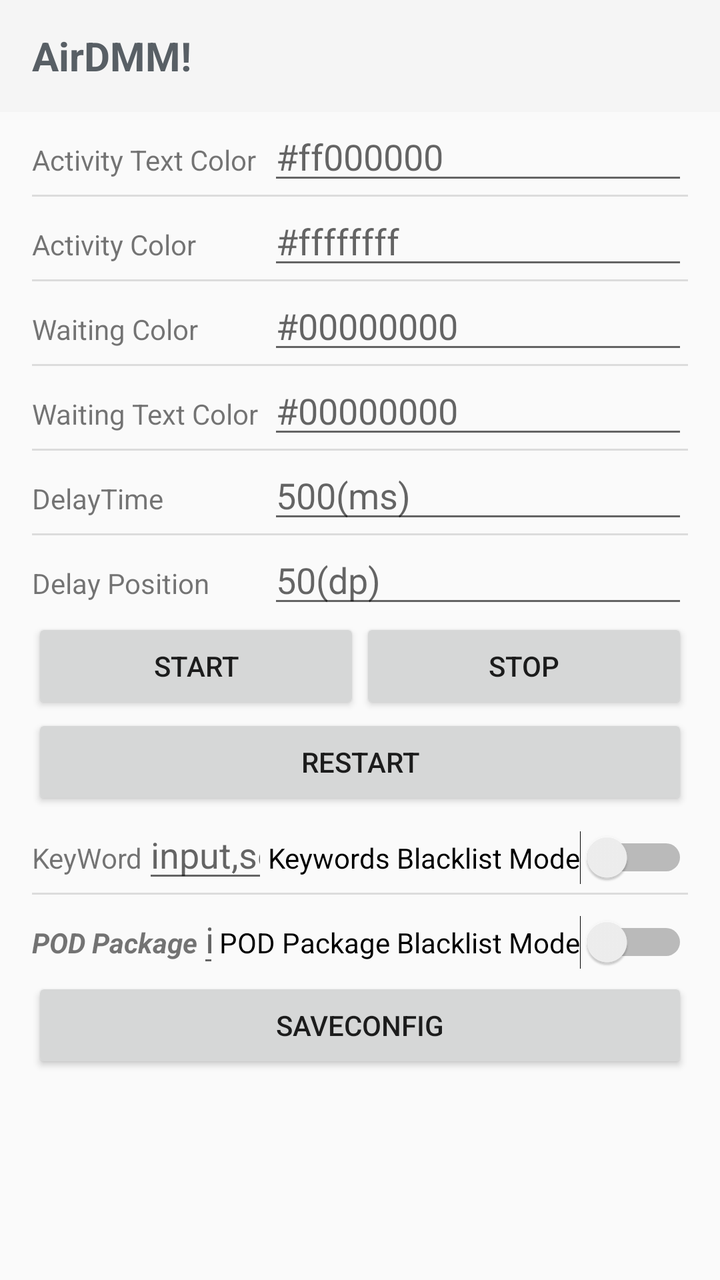
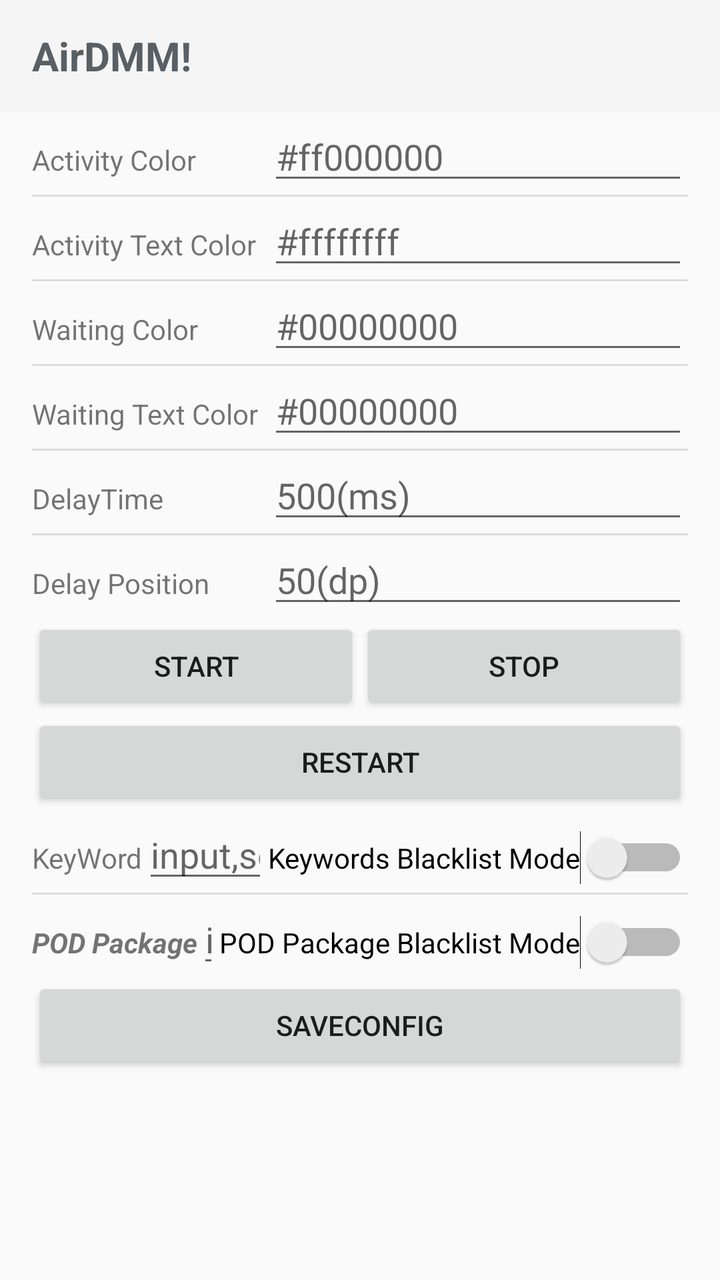

An Android layout rendered at two revisions. The XML below is the earlier revision; the diff shows what the commit changed to produce the second picture.
<!-- AndroidManifest.xml: application theme Theme.AppCompat.DayNight.NoActionBar -->
<!-- res/layout/setting.xml -->
<?xml version="1.0" encoding="utf-8"?>
<androidx.constraintlayout.widget.ConstraintLayout xmlns:android="http://schemas.android.com/apk/res/android"
    xmlns:app="http://schemas.android.com/apk/res-auto"
    xmlns:tools="http://schemas.android.com/tools"
    android:layout_width="match_parent"
    android:layout_height="match_parent">

    <LinearLayout
        android:id="@+id/linearLayout"
        android:layout_width="match_parent"
        android:layout_height="wrap_content"
        android:layout_marginStart="16dp"
        android:layout_marginEnd="16dp"
        android:orientation="vertical"
        app:layout_constraintEnd_toEndOf="parent"
        app:layout_constraintStart_toStartOf="parent"
        app:layout_constraintTop_toBottomOf="@id/tb">

        <LinearLayout
            android:layout_width="match_parent"
            android:layout_height="wrap_content"
            android:orientation="vertical">

            <LinearLayout
                android:layout_width="match_parent"
                android:layout_height="wrap_content"
                android:orientation="horizontal">

                <TextView
                    android:layout_width="match_parent"
                    android:layout_height="wrap_content"
                    android:layout_weight="1"
                    android:text="@string/ActivityTextColor" />

                <EditText
                    android:id="@+id/Et_ActiveColor"
                    android:layout_width="wrap_content"
                    android:layout_height="wrap_content"
                    android:layout_weight="0"
                    android:ems="10"
                    android:hint="#ff000000"
                    android:inputType="text" />

            </LinearLayout>

            <View
                android:id="@+id/divider"
                android:layout_width="match_parent"
                android:layout_height="1dp"
                android:background="?android:attr/listDivider" />

            <LinearLayout
                android:layout_width="match_parent"
                android:layout_height="wrap_content"
                android:orientation="horizontal">

                <TextView
                    android:layout_width="match_parent"
                    android:layout_height="wrap_content"
                    android:layout_weight="1"
                    android:text="@string/ActivityColor" />

                <EditText
                    android:id="@+id/Et_ActiveTextColor"
                    android:layout_width="wrap_content"
                    android:layout_height="wrap_content"
                    android:layout_weight="0"
                    android:ems="10"
                    android:hint="#ffffffff"
                    android:inputType="text" />

            </LinearLayout>

            <View
                android:id="@+id/divider5"
                android:layout_width="match_parent"
                android:layout_height="1dp"
                android:layout_weight="1"
                android:background="?android:attr/listDivider" />

            <LinearLayout
                android:layout_width="match_parent"
                android:layout_height="wrap_content"
                android:orientation="horizontal">

                <TextView
                    android:layout_width="match_parent"
                    android:layout_height="wrap_content"
                    android:layout_weight="1"
                    android:text="@string/WaitingColor" />

                <EditText
                    android:id="@+id/Et_WaitingColor"
                    android:layout_width="wrap_content"
                    android:layout_height="wrap_content"
                    android:layout_weight="0"
                    android:ems="10"
                    android:hint="#00000000"
                    android:inputType="text"
                    android:text="" />

            </LinearLayout>

            <View
                android:id="@+id/divider4"
                android:layout_width="match_parent"
                android:layout_height="1dp"
                android:layout_weight="1"
                android:background="?android:attr/listDivider" />

            <LinearLayout
                android:layout_width="match_parent"
                android:layout_height="wrap_content"
                android:orientation="horizontal">

                <TextView
                    android:layout_width="match_parent"
                    android:layout_height="wrap_content"
                    android:layout_weight="1"
                    android:text="@string/WaitingTextColor" />

                <EditText
                    android:id="@+id/Et_WaitingTextColor"
                    android:layout_width="wrap_content"
                    android:layout_height="wrap_content"
                    android:layout_weight="0"
                    android:ems="10"
                    android:hint="#00000000"
                    android:inputType="text"
                    android:text="" />

            </LinearLayout>

            <View
                android:id="@+id/divider3"
                android:layout_width="match_parent"
                android:layout_height="1dp"
                android:layout_weight="1"
                android:background="?android:attr/listDivider" />

            <LinearLayout
                android:layout_width="match_parent"
                android:layout_height="wrap_content"
                android:layout_weight="1"
                android:orientation="horizontal">

                <TextView
                    android:layout_width="match_parent"
                    android:layout_height="wrap_content"
                    android:layout_weight="1"
                    android:text="@string/DelayTime" />

                <EditText
                    android:id="@+id/Et_DelayTime"
                    android:layout_width="wrap_content"
                    android:layout_height="wrap_content"
                    android:layout_weight="0"
                    android:ems="10"
                    android:hint="500(ms)"
                    android:inputType="text"
                    android:text="" />

            </LinearLayout>

            <View
                android:id="@+id/divider7"
                android:layout_width="match_parent"
                android:layout_height="1dp"
                android:layout_weight="1"
                android:background="?android:attr/listDivider" />

            <LinearLayout
                android:layout_width="match_parent"
                android:layout_height="match_parent"
                android:layout_weight="1"
                android:orientation="horizontal">

                <TextView
                    android:id="@+id/textView"
                    android:layout_width="wrap_content"
                    android:layout_height="wrap_content"
                    android:layout_weight="1"
                    android:text="@string/DelayPosition" />

                <EditText
                    android:id="@+id/Et_DelayPostion"
                    android:layout_width="wrap_content"
                    android:layout_height="wrap_content"
                    android:layout_weight="0"
                    android:ems="10"
                    android:hint="50(dp)"
                    android:inputType="text" />
            </LinearLayout>
        </LinearLayout>

        <LinearLayout
            android:layout_width="match_parent"
            android:layout_height="wrap_content"
            android:orientation="vertical">

            <LinearLayout
                android:layout_width="match_parent"
                android:layout_height="wrap_content"
                android:orientation="horizontal">

                <Button
                    android:id="@+id/Btn_Start"
                    android:layout_width="wrap_content"
                    android:layout_height="wrap_content"
                    android:layout_weight="1"
                    android:text="@string/Start" />

                <Button
                    android:id="@+id/Btn_Stop"
                    android:layout_width="wrap_content"
                    android:layout_height="wrap_content"
                    android:layout_weight="1"
                    android:text="@string/Stop" />
            </LinearLayout>

            <Button
                android:id="@+id/Btn_Restart"
                android:layout_width="match_parent"
                android:layout_height="wrap_content"
                android:text="@string/Restart" />
        </LinearLayout>

        <LinearLayout
            android:layout_width="match_parent"
            android:layout_height="wrap_content"
            android:orientation="vertical">

            <LinearLayout
                android:layout_width="match_parent"
                android:layout_height="wrap_content"
                android:orientation="horizontal">

                <TextView
                    android:layout_width="wrap_content"
                    android:layout_height="wrap_content"
                    android:layout_weight="0"
                    android:text="@string/KeyWord" />

                <EditText
                    android:id="@+id/Et_KeyWords"
                    android:layout_width="wrap_content"
                    android:layout_height="wrap_content"
                    android:layout_weight="1"
                    android:ems="10"
                    android:hint="input,some,keyword"
                    android:inputType="text"
                    android:text="" />

                <Switch
                    android:id="@+id/Swc_KeywordsBlacklistMode"
                    android:layout_width="wrap_content"
                    android:layout_height="wrap_content"
                    android:layout_weight="0"
                    android:text="@string/KwBM"
                    android:textOff="@string/KwBM"
                    android:textOn="@string/KwBM" />

            </LinearLayout>

            <View
                android:id="@+id/divider6"
                android:layout_width="match_parent"
                android:layout_height="1dp"
                android:layout_weight="0"
                android:background="?android:attr/listDivider" />

            <LinearLayout
                android:layout_width="match_parent"
                android:layout_height="wrap_content"
                android:orientation="horizontal">

                <TextView
                    android:id="@+id/Tv_PodPackage"
                    android:layout_width="wrap_content"
                    android:layout_height="wrap_content"
                    android:layout_weight="0"
                    android:text="@string/PodPackage"
                    android:textStyle="bold|italic" />

                <EditText
                    android:id="@+id/Et_PodPackage"
                    android:layout_width="wrap_content"
                    android:layout_height="wrap_content"
                    android:layout_weight="1"
                    android:ems="10"
                    android:hint="input,some,package,name"
                    android:inputType="text"
                    android:text="" />

                <Switch
                    android:id="@+id/Swc_PodBlacklistMode"
                    android:layout_width="wrap_content"
                    android:layout_height="wrap_content"
                    android:layout_weight="0"
                    android:text="@string/PodBM"
                    android:textOff="@string/PodBM"
                    android:textOn="@string/PodWM" />
            </LinearLayout>
        </LinearLayout>

        <LinearLayout
            android:layout_width="match_parent"
            android:layout_height="wrap_content"
            android:orientation="horizontal">

            <Button
                android:id="@+id/Btn_SaveConfig"
                android:layout_width="wrap_content"
                android:layout_height="wrap_content"
                android:layout_weight="1"
                android:text="@string/SaveConfig" />
        </LinearLayout>

    </LinearLayout>

    <androidx.appcompat.widget.Toolbar
        android:id="@+id/tb"
        android:layout_width="match_parent"
        android:layout_height="wrap_content"
        android:layout_marginBottom="8dp"
        android:background="?attr/colorPrimary"
        android:minHeight="?attr/actionBarSize"
        android:theme="?attr/actionBarTheme"
        app:layout_constraintBottom_toTopOf="@+id/linearLayout"
        app:layout_constraintTop_toTopOf="parent"
        tools:layout_editor_absoluteX="1dp">

        <TextView
            android:layout_width="wrap_content"
            android:layout_height="wrap_content"
            android:text="@string/app_name"
            android:textColor="@color/material_dynamic_neutral_variant40"
            android:textSize="20sp"
            android:textStyle="bold"
            tools:layout_editor_absoluteX="16dp"
            tools:layout_editor_absoluteY="18dp" />
    </androidx.appcompat.widget.Toolbar>

</androidx.constraintlayout.widget.ConstraintLayout>
<!-- resources referenced by this layout -->
<resources>
  <string name="ActivityColor">Activity Color</string>
  <string name="ActivityTextColor">Activity Text Color</string>
  <string name="DelayPosition">Delay Position</string>
  <string name="DelayTime">DelayTime</string>
  <string name="KeyWord">KeyWord</string>
  <string name="KwBM">Keywords Blacklist Mode</string>
  <string name="PodBM">POD Package Blacklist Mode</string>
  <string name="PodPackage">POD Package</string>
  <string name="PodWM">POD Package Whitelist Mode</string>
  <string name="Restart">Restart</string>
  <string name="SaveConfig">SaveConfig</string>
  <string name="Start">Start</string>
  <string name="Stop">Stop</string>
  <string name="WaitingColor">Waiting Color</string>
  <string name="WaitingTextColor">Waiting Text Color</string>
  <string name="app_name">AirDMM!</string>
</resources>

<!-- the commit's change to res/layout/setting.xml (unified diff, before → after) -->
@@ -30,7 +30,7 @@
                     android:layout_width="match_parent"
                     android:layout_height="wrap_content"
                     android:layout_weight="1"
-                    android:text="@string/ActivityTextColor" />
+                    android:text="@string/ActivityColor" />
 
                 <EditText
                     android:id="@+id/Et_ActiveColor"
@@ -58,7 +58,7 @@
                     android:layout_width="match_parent"
                     android:layout_height="wrap_content"
                     android:layout_weight="1"
-                    android:text="@string/ActivityColor" />
+                    android:text="@string/ActivityTextColor" />
 
                 <EditText
                     android:id="@+id/Et_ActiveTextColor"
